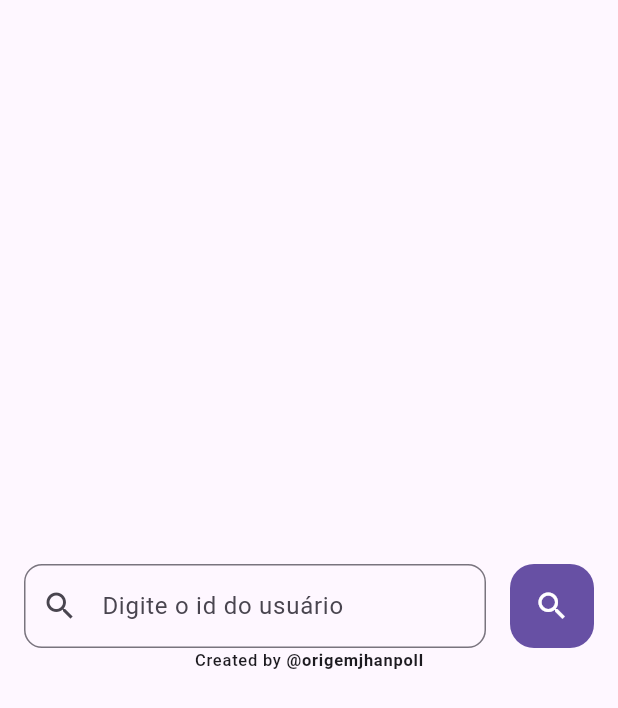
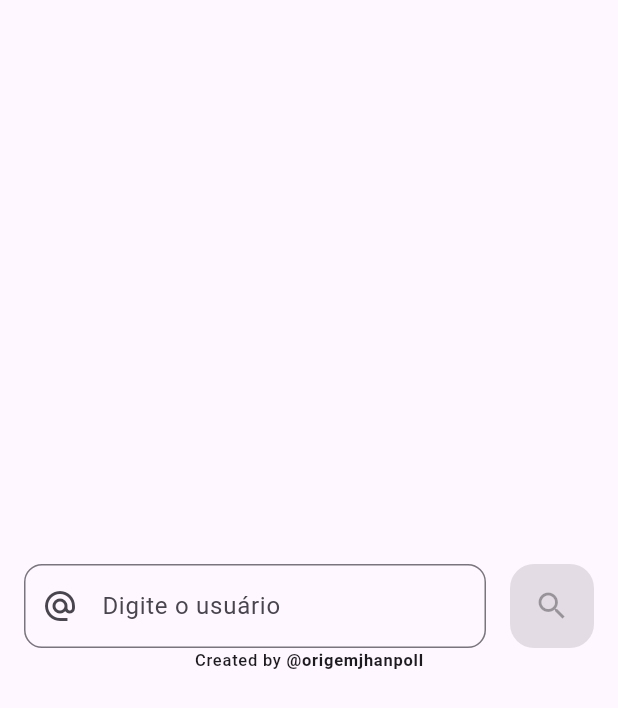
Before and after one commit to origemjhanpoll/petize_challenge, a Flutter app: the screen it shows after launch, on a phone screen of 412 x 824 dp. Shown: the top 708 px of the screen. Run offline on Flutter 3.47's test engine with Material 3 defaults, Android fonts, the light colour scheme and no system bars; our stand-ins replace cached_network_image, connectivity_plus, equatable, flutter_bloc, flutter_modular, shared_preferences.

Commit message:
adding news actions in taps UserItem widget and change modules

```diff
--- a/lib/modules/search/ui/cubit/search_cubit.dart
+++ b/lib/modules/search/ui/cubit/search_cubit.dart
@@ -18,20 +18,14 @@ class SearchCubit extends Cubit<SearchState> {
     emit(SearchLoading());
     try {
       final searchResult = await _repository.getUsers(user: user, page: 1);
-      if (!isClosed) {
       emit(SearchSuccess(searchResult));
       _log.fine('Loaded search results');
-      }
     } on HttpException catch (error) {
-      if (!isClosed) {
       emit(SearchError(error.message));
       _log.warning('Failed to load users', error);
-      }
     } catch (e) {
-      if (!isClosed) {
       emit(SearchError('An unexpected error occurred.'));
       _log.severe('An error occurred while loading data', e);
     }
   }
 }
-}
--- a/lib/modules/search/ui/page/search_page.dart
+++ b/lib/modules/search/ui/page/search_page.dart
@@ -40,9 +40,7 @@ class _SearchPageState extends State<SearchPage> {
   Widget build(BuildContext context) {
     final theme = Theme.of(context);
 
-    return GestureDetector(
-      onTap: () => focusNode.unfocus(),
-      child: Scaffold(
+    return Scaffold(
       body: SafeArea(
         child: BlocProvider(
           create: (_) => _cubit,
@@ -59,10 +57,29 @@ class _SearchPageState extends State<SearchPage> {
                       child: TextField(
                         focusNode: focusNode,
                         controller: controller,
+                        enableSuggestions: false,
+                        autocorrect: false,
+                        onTapOutside: (_) => focusNode.unfocus(),
+                        onSubmitted: (_) => _cubit.load(user: controller.text),
                         decoration: InputDecoration(
-                            labelText: 'Digite o id do usuário',
+                          labelText: 'Digite o usuário',
                           hintText: 'ex.: joao123',
-                            prefixIcon: Icon(Icons.search),
+                          prefixIcon: Icon(Icons.alternate_email_sharp),
+                          suffixIcon: ValueListenableBuilder(
+                            valueListenable: controller,
+                            builder: (context, value, child) {
+                              if (value.text.isNotEmpty) {
+                                return IconButton(
+                                  onPressed: () {
+                                    controller.clear();
+                                  },
+                                  icon: Icon(Icons.cancel),
+                                );
+                              } else {
+                                return LimitedBox();
+                              }
+                            },
+                          ),
                           border: OutlineInputBorder(
                             borderRadius: BorderRadius.circular(12.0),
                             borderSide: const BorderSide(width: 1),
@@ -70,10 +87,13 @@ class _SearchPageState extends State<SearchPage> {
                         ),
                       ),
                     ),
-                      IconButton.filled(
-                        onPressed: () {
-                          _cubit.load(user: 'origem');
-                        },
+                    ValueListenableBuilder(
+                      valueListenable: controller,
+                      builder: (context, value, child) {
+                        return IconButton.filled(
+                          onPressed: value.text.isNotEmpty
+                              ? () => _cubit.load(user: controller.text)
+                              : null,
                           style: ButtonStyle(
                             minimumSize:
                                 WidgetStatePropertyAll(Size.square(56.0)),
@@ -84,6 +104,8 @@ class _SearchPageState extends State<SearchPage> {
                             ),
                           ),
                           icon: const Icon(Icons.search),
+                        );
+                      },
                     )
                   ],
                 ),
@@ -91,21 +113,18 @@ class _SearchPageState extends State<SearchPage> {
               BlocBuilder<SearchCubit, SearchState>(
                 builder: (context, state) {
                   if (state is SearchLoading) {
-                      return Center(child: CircularProgressIndicator());
+                    return Expanded(
+                        child: Center(child: CircularProgressIndicator()));
                   } else if (state is SearchSuccess) {
                     final search = state.search;
                     return Expanded(
                       child: Column(
                         children: [
                           ListTile(
-                              title:
-                                  Text('${state.search.totalCount} Usuários'),
+                            title: Text('${state.search.totalCount} Usuários'),
                             subtitle: Divider(height: 0.0),
                           ),
                           Flexible(
-                              child: Padding(
-                                padding: const EdgeInsets.symmetric(
-                                    horizontal: 16.0),
                             child: ListView.builder(
                               itemCount: search.items.length,
                               itemBuilder: (_, index) {
@@ -123,7 +142,6 @@ class _SearchPageState extends State<SearchPage> {
                                   htmlUrl: user.htmlUrl,
                                 );
                               },
-                                ),
                             ),
                           ),
                         ],
@@ -148,7 +166,6 @@ class _SearchPageState extends State<SearchPage> {
           ),
         ),
       ),
-      ),
     );
   }
 }
--- a/lib/modules/user/data/services/api/model/user_api_model.dart
+++ b/lib/modules/user/data/services/api/model/user_api_model.dart
@@ -20,7 +20,7 @@ class UserApiModel extends Equatable {
   final String type;
   final String userViewType;
   final bool siteAdmin;
-  final String name;
+  final String? name;
   final String? company;
   final String? blog;
   final String? location;
@@ -55,7 +55,7 @@ class UserApiModel extends Equatable {
     required this.type,
     required this.userViewType,
     required this.siteAdmin,
-    required this.name,
+    this.name,
     this.company,
     this.blog,
     this.location,
--- a/lib/modules/user/domain/models/user_model.dart
+++ b/lib/modules/user/domain/models/user_model.dart
@@ -1,7 +1,7 @@
 import 'package:equatable/equatable.dart';
 
 class UserModel extends Equatable {
-  final String name;
+  final String? name;
   final String login;
   final int id;
   final String avatarUrl;
@@ -21,7 +21,7 @@ class UserModel extends Equatable {
     required this.id,
     required this.avatarUrl,
     required this.reposUrl,
-    required this.name,
+    this.name,
     this.blog,
     this.followers = 0,
     this.following = 0,
--- a/lib/modules/user/ui/cubit/repo_cubit.dart
+++ b/lib/modules/user/ui/cubit/repo_cubit.dart
@@ -18,20 +18,14 @@ class RepoCubit extends Cubit<RepoState> {
     emit(RepoLoading());
     try {
       final reposResult = await _repository.getRepos(url: url);
-      if (!isClosed) {
       emit(RepoSuccess(reposResult));
       _log.fine('Loaded repos');
-      }
     } on HttpException catch (error) {
-      if (!isClosed) {
       emit(RepoError(error.message));
       _log.warning('Failed to load repos', error);
-      }
     } catch (e) {
-      if (!isClosed) {
       emit(RepoError('An unexpected error occurred.'));
       _log.severe('An error occurred while loading data', e);
     }
   }
 }
-}
--- a/lib/modules/user/ui/cubit/user_cubit.dart
+++ b/lib/modules/user/ui/cubit/user_cubit.dart
@@ -18,20 +18,14 @@ class UserCubit extends Cubit<UserState> {
     emit(UserLoading());
     try {
       final userResult = await _repository.getUser(user: user);
-      if (!isClosed) {
       emit(UserSuccess(userResult));
       _log.fine('Loaded user');
-      }
     } on HttpException catch (error) {
-      if (!isClosed) {
       emit(UserError(error.message));
       _log.warning('Failed to load user', error);
-      }
     } catch (e) {
-      if (!isClosed) {
       emit(UserError('An unexpected error occurred.'));
       _log.severe('An error occurred while loading data', e);
     }
   }
 }
-}
--- a/lib/modules/user/ui/widget/label_widget.dart
+++ b/lib/modules/user/ui/widget/label_widget.dart
@@ -3,15 +3,16 @@ import 'package:flutter/material.dart';
 class LabelWidget extends StatelessWidget {
   final String text;
   final TextStyle? textStyle;
-  final int? maxLines;
+  final int maxLines;
   final IconData icon;
   final Color color;
+
   const LabelWidget({
     super.key,
     required this.text,
     required this.icon,
     this.textStyle,
-    this.maxLines,
+    this.maxLines = 1,
     this.color = const Color(0xFF4A5568),
   });
 
@@ -27,6 +28,7 @@ class LabelWidget extends StatelessWidget {
         Flexible(
           child: Text(
             text,
+            overflow: TextOverflow.ellipsis,
             style:
                 textStyle ?? theme.textTheme.bodyMedium!.copyWith(color: color),
             maxLines: maxLines,
```
Also changed, not shown: lib/app_module.dart (+4 -13 lines), lib/modules/search/ui/widget/user_item.dart (+7 -4 lines), lib/modules/user/ui/pages/user_page.dart (+7 -8 lines), lib/modules/user/ui/widget/repo_widget.dart (+23 -11 lines), lib/modules/user/ui/widget/user_widget.dart (+4 -3 lines), lib/utils/format_update.dart (added, +15 -0 lines). Lines whose indentation alone changed are shown as unchanged.
